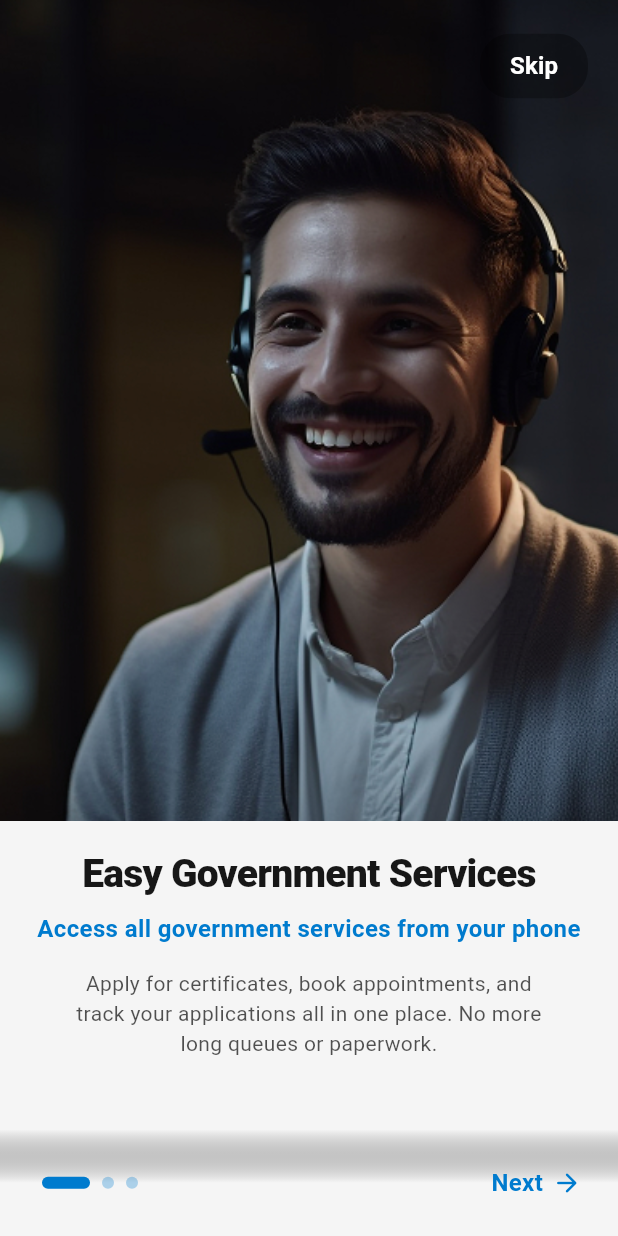
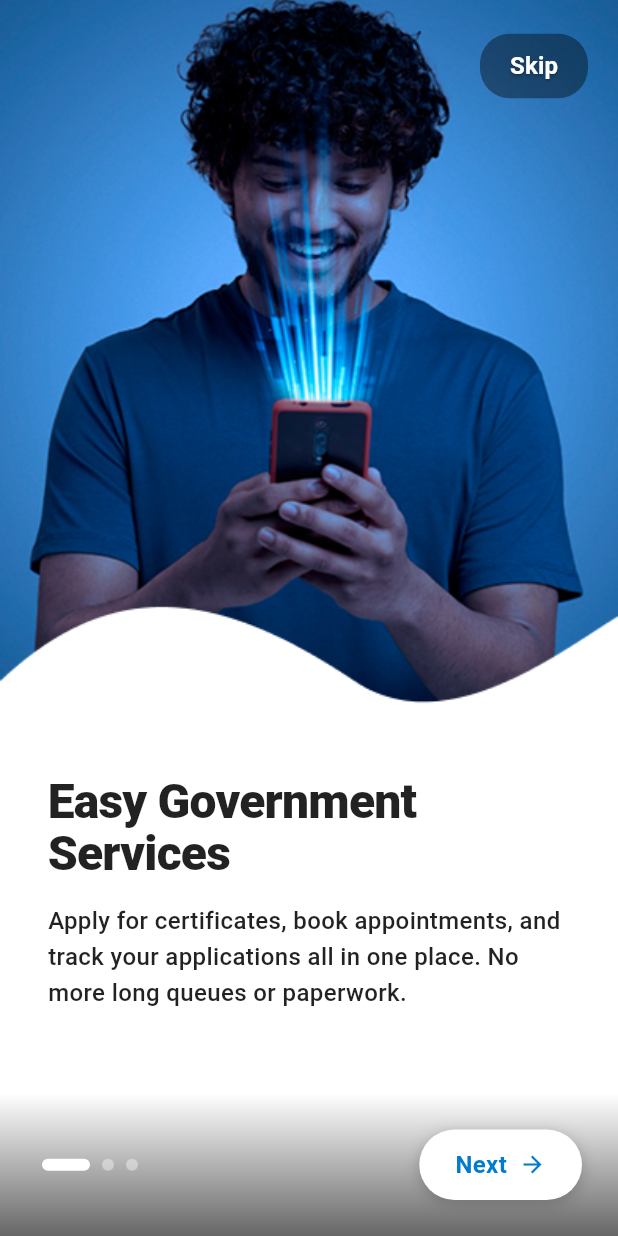
Before and after one commit to TeamSudoForge/SudoForge_GovConnect, a Flutter app: the screen it shows after launch, on a phone screen of 412 x 824 dp. Run offline on Flutter 3.47's test engine with Material 3 defaults, Android fonts, the phone set to English and light mode, and no system bars; our stand-ins replace dio, file_picker, firebase_core, firebase_messaging, flutter_local_notifications, flutter_map and 10 more; missing offline and left inert: mobile_scanner, passkeys, passkeys_platform_interface; accounts and stored records are empty.

Commit message:
Add welcome screen images and update image references in WelcomeScreens

```diff
--- a/frontend/lib/src/presentation/screens/welcome_screens.dart
+++ b/frontend/lib/src/presentation/screens/welcome_screens.dart
@@ -20,21 +20,21 @@ class _WelcomeScreensState extends State<WelcomeScreens> {
 
   final List<WelcomePageData> _pages = [
     WelcomePageData(
-      image: 'assets/welcome_screen/1-img.png',
+      image: 'assets/welcome_screen/welcome1.png',
       title: 'Easy Government Services',
       subtitle: 'Access all government services from your phone',
       description:
           'Apply for certificates, book appointments, and track your applications all in one place. No more long queues or paperwork.',
     ),
     WelcomePageData(
-      image: 'assets/welcome_screen/2-img.png',
+      image: 'assets/welcome_screen/welcome2.png',
       title: 'Quick & Secure',
       subtitle: 'Fast processing with secure authentication',
       description:
           'Your documents are processed quickly and securely. Use biometric authentication and digital signatures for enhanced security.',
     ),
     WelcomePageData(
-      image: 'assets/welcome_screen/3-img.png',
+      image: 'assets/welcome_screen/welcome3.png',
       title: 'Stay Connected',
       subtitle: 'Get real-time updates and notifications',
       description:
@@ -95,7 +95,7 @@ class _WelcomeScreensState extends State<WelcomeScreens> {
                 child: TextButton(
                   onPressed: _skipToLogin,
                   style: TextButton.styleFrom(
-                    backgroundColor: Colors.black.withOpacity(0.3),
+                    backgroundColor: Colors.black.withOpacity(0.4),
                     padding: const EdgeInsets.symmetric(
                       horizontal: 20,
                       vertical: 10,
@@ -110,6 +110,13 @@ class _WelcomeScreensState extends State<WelcomeScreens> {
                       color: Colors.white,
                       fontSize: 16,
                       fontWeight: FontWeight.w600,
+                      shadows: [
+                        Shadow(
+                          offset: const Offset(0, 1),
+                          blurRadius: 2,
+                          color: Colors.black.withOpacity(0.3),
+                        ),
+                      ],
                     ),
                   ),
                 ),
@@ -130,8 +137,8 @@ class _WelcomeScreensState extends State<WelcomeScreens> {
                   end: Alignment.bottomCenter,
                   colors: [
                     Colors.transparent,
-                    Theme.of(context).scaffoldBackgroundColor.withOpacity(0.8),
-                    Theme.of(context).scaffoldBackgroundColor,
+                    Colors.black.withOpacity(0.3),
+                    Colors.black.withOpacity(0.6),
                   ],
                 ),
               ),
@@ -152,18 +159,32 @@ class _WelcomeScreensState extends State<WelcomeScreens> {
                           decoration: BoxDecoration(
                             borderRadius: BorderRadius.circular(4),
                             color: _currentPage == index
-                                ? Theme.of(context).colorScheme.primary
-                                : Theme.of(
-                                    context,
-                                  ).colorScheme.primary.withOpacity(0.3),
+                                ? Colors.white
+                                : Colors.white.withOpacity(0.4),
                           ),
                         ),
                       ),
                     ),
 
-                    // Navigation text on the right
+                    // Navigation button on the right
                     GestureDetector(
                       onTap: _nextPage,
+                      child: Container(
+                        padding: const EdgeInsets.symmetric(
+                          horizontal: 24,
+                          vertical: 12,
+                        ),
+                        decoration: BoxDecoration(
+                          color: Colors.white,
+                          borderRadius: BorderRadius.circular(25),
+                          boxShadow: [
+                            BoxShadow(
+                              offset: const Offset(0, 2),
+                              blurRadius: 8,
+                              color: Colors.black.withOpacity(0.2),
+                            ),
+                          ],
+                        ),
                         child: Row(
                           mainAxisSize: MainAxisSize.min,
                           children: [
@@ -172,20 +193,21 @@ class _WelcomeScreensState extends State<WelcomeScreens> {
                                   ? 'Get Started'
                                   : 'Next',
                               style: TextStyle(
+                                color: Theme.of(context).colorScheme.primary,
                                 fontSize: 16,
                                 fontWeight: FontWeight.w600,
-                              color: Theme.of(context).colorScheme.primary,
                               ),
                             ),
                             if (_currentPage < _pages.length - 1) ...[
-                            const SizedBox(width: 6),
+                              const SizedBox(width: 8),
                               Icon(
-                              Icons.arrow_forward_rounded,
-                              size: 20,
+                                Icons.arrow_forward,
+                                size: 18,
                                 color: Theme.of(context).colorScheme.primary,
                               ),
                             ],
                           ],
+                        ),
                       ),
                     ),
                   ],
@@ -226,13 +248,10 @@ class WelcomePage extends StatelessWidget {
     // Get screen dimensions for responsive design
     final screenWidth = MediaQuery.of(context).size.width;
 
-    return Column(
+    return Stack(
       children: [
-        // Image fills top portion (increased height)
-        Expanded(
-          flex: 7,
-          child: Container(
-            width: double.infinity,
+        // Full-screen background image
+        Positioned.fill(
           child: Image.asset(
             data.image,
             fit: BoxFit.cover,
@@ -246,8 +265,8 @@ class WelcomePage extends StatelessWidget {
                     begin: Alignment.topLeft,
                     end: Alignment.bottomRight,
                     colors: [
-                        Theme.of(context).colorScheme.primary.withOpacity(0.2),
-                        Theme.of(context).colorScheme.primary.withOpacity(0.1),
+                      Theme.of(context).colorScheme.primary.withOpacity(0.6),
+                      Theme.of(context).colorScheme.primary.withOpacity(0.3),
                     ],
                   ),
                 ),
@@ -256,19 +275,16 @@ class WelcomePage extends StatelessWidget {
                   children: [
                     Icon(
                       _getIconForPage(data.title),
-                        size: 100,
-                        color: Theme.of(
-                          context,
-                        ).colorScheme.primary.withOpacity(0.5),
+                      size: 150,
+                      color: Colors.white.withOpacity(0.8),
                     ),
                     const SizedBox(height: 16),
                     Text(
                       'Image not found',
                       style: TextStyle(
-                          color: Theme.of(
-                            context,
-                          ).colorScheme.primary.withOpacity(0.5),
-                          fontSize: 16,
+                        color: Colors.white.withOpacity(0.8),
+                        fontSize: 18,
+                        fontWeight: FontWeight.w500,
                       ),
                     ),
                   ],
@@ -277,74 +293,64 @@ class WelcomePage extends StatelessWidget {
             },
           ),
         ),
-        ),
 
-        // Content section (reduced to give more space to image)
-        Expanded(
-          flex: 2,
+        // Content overlay positioned at the bottom
+        Positioned(
+          bottom: 150, // Leave space for navigation controls
+          left: 0,
+          right: 0,
           child: Container(
-            padding: const EdgeInsets.symmetric(horizontal: 24.0),
-            child: SingleChildScrollView(
+            padding: const EdgeInsets.symmetric(horizontal: 32.0),
             child: Column(
-                mainAxisAlignment: MainAxisAlignment.center,
+              crossAxisAlignment: CrossAxisAlignment.start,
               children: [
-                  const SizedBox(height: 20),
                 // Title
                 Text(
                   data.title,
                   style: TextStyle(
-                      fontSize: screenWidth < 360 ? 22 : 26,
-                      fontWeight: FontWeight.w800,
-                      color: Theme.of(context).colorScheme.onSurface,
-                      height: 1.2,
+                    fontSize: screenWidth < 360 ? 28 : 32,
+                    fontWeight: FontWeight.w900,
+                    color: Colors.black87,
+                    height: 1.1,
                     letterSpacing: -0.5,
+                    shadows: [
+                      Shadow(
+                        offset: const Offset(0, 2),
+                        blurRadius: 4,
+                        color: Colors.white.withOpacity(0.8),
                       ),
-                    textAlign: TextAlign.center,
-                    maxLines: 2,
-                    overflow: TextOverflow.ellipsis,
+                    ],
                   ),
-
-                  const SizedBox(height: 10),
-
-                  // Subtitle
-                  Text(
-                    data.subtitle,
-                    style: TextStyle(
-                      fontSize: 16,
-                      fontWeight: FontWeight.w600,
-                      color: Theme.of(context).colorScheme.primary,
-                      height: 1.3,
-                    ),
-                    textAlign: TextAlign.center,
+                  textAlign: TextAlign.left,
                 ),
 
                 const SizedBox(height: 16),
 
                 // Description
                 Container(
-                    constraints: const BoxConstraints(maxWidth: 320),
+                  constraints: BoxConstraints(maxWidth: screenWidth * 0.85),
                   child: Text(
                     data.description,
                     style: TextStyle(
-                        fontSize: 14,
-                        color: Theme.of(
-                          context,
-                        ).colorScheme.onSurface.withOpacity(0.75),
-                        height: 1.4,
-                        fontWeight: FontWeight.w400,
+                      fontSize: 16,
+                      color: Colors.black87,
+                      height: 1.5,
+                      fontWeight: FontWeight.w500,
+                      shadows: [
+                        Shadow(
+                          offset: const Offset(0, 1),
+                          blurRadius: 3,
+                          color: Colors.white.withOpacity(0.8),
                         ),
-                      textAlign: TextAlign.center,
+                      ],
+                    ),
+                    textAlign: TextAlign.left,
                   ),
                 ),
-                  const SizedBox(height: 20),
               ],
             ),
           ),
         ),
-        ),
-
-        // Add some padding at the bottom for the navigation controls
-        const SizedBox(height: 120),
       ],
     );
   }
```
Also changed, not shown: frontend/assets/welcome_screen/welcome1.png (added), frontend/assets/welcome_screen/welcome2.png (added), frontend/assets/welcome_screen/welcome3.png (added). Lines whose indentation alone changed are shown as unchanged.
